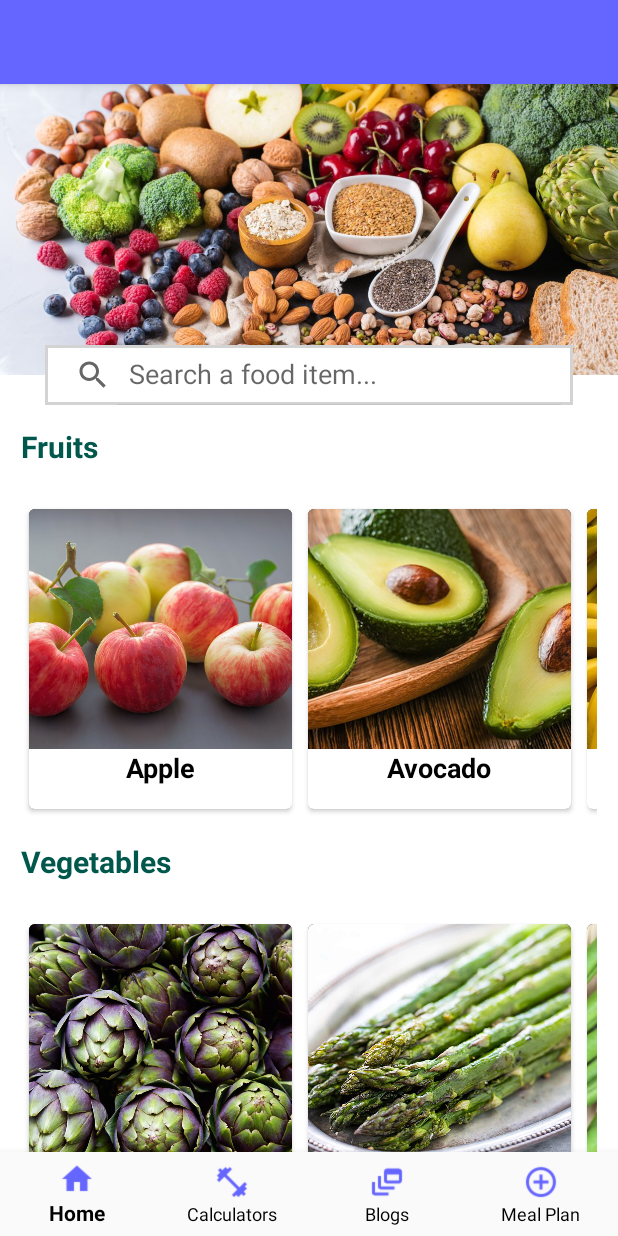
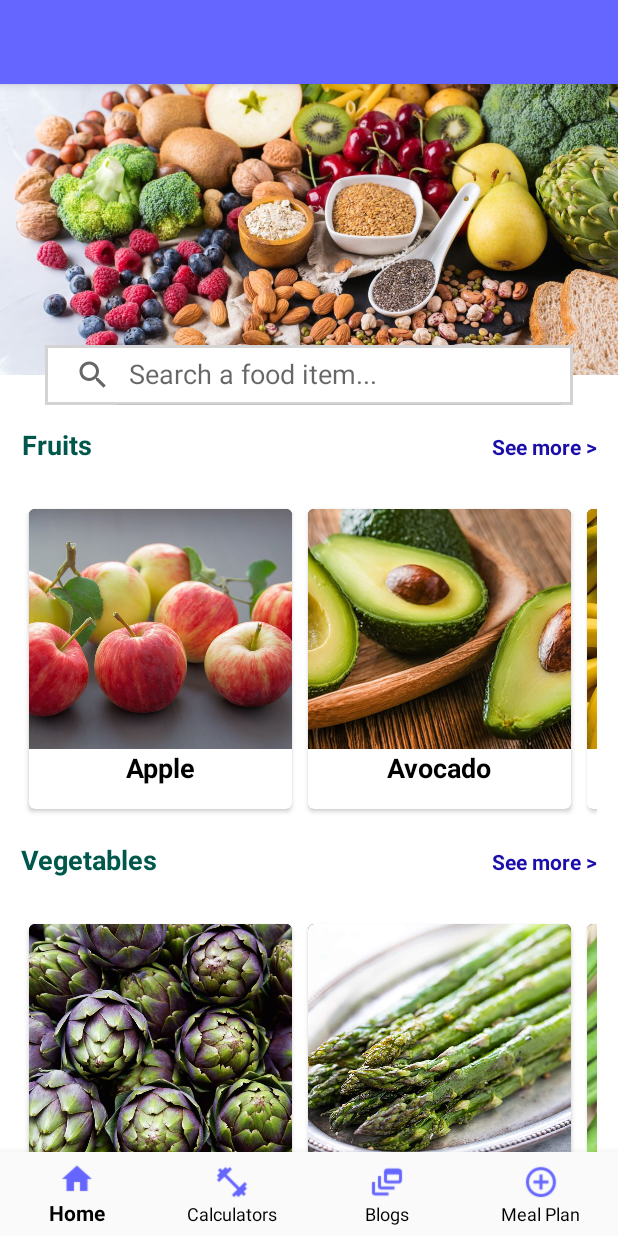
Before and after one commit to rachakondasumithsai/nutrisafe, an Android app: the screen it shows after launch (MainActivity), on a phone screen of 412 x 824 dp. Run offline under Robolectric (Android 15) with nearby library versions, the phone set to English and light mode, and no system bars.

Commit message:
Added see more option to view category list of items (Padmesh)

```diff
--- a/development/app/src/main/res/layout/parent_view_list.xml
+++ b/development/app/src/main/res/layout/parent_view_list.xml
@@ -23,12 +23,25 @@
             android:layout_width="wrap_content"
             android:layout_height="wrap_content"
             android:clickable="true"
+            android:text="name"
             android:textAlignment="center"
             android:textColor="@color/colorPrimaryDark"
-            android:textSize="20dp"
+            android:textSize="18sp"
             android:textStyle="bold"
             app:layout_constraintStart_toStartOf="parent"
             app:layout_constraintTop_toTopOf="parent" />
+
+        <TextView
+            android:id="@+id/textLink"
+            android:layout_width="wrap_content"
+            android:layout_height="wrap_content"
+            android:layout_marginTop="4dp"
+            android:text="See more >"
+            android:textColor="#1A0DAB"
+            android:textSize="14sp"
+            android:textStyle="bold"
+            app:layout_constraintEnd_toEndOf="parent"
+            app:layout_constraintTop_toTopOf="parent"></TextView>
 
     </androidx.constraintlayout.widget.ConstraintLayout>
 
```
